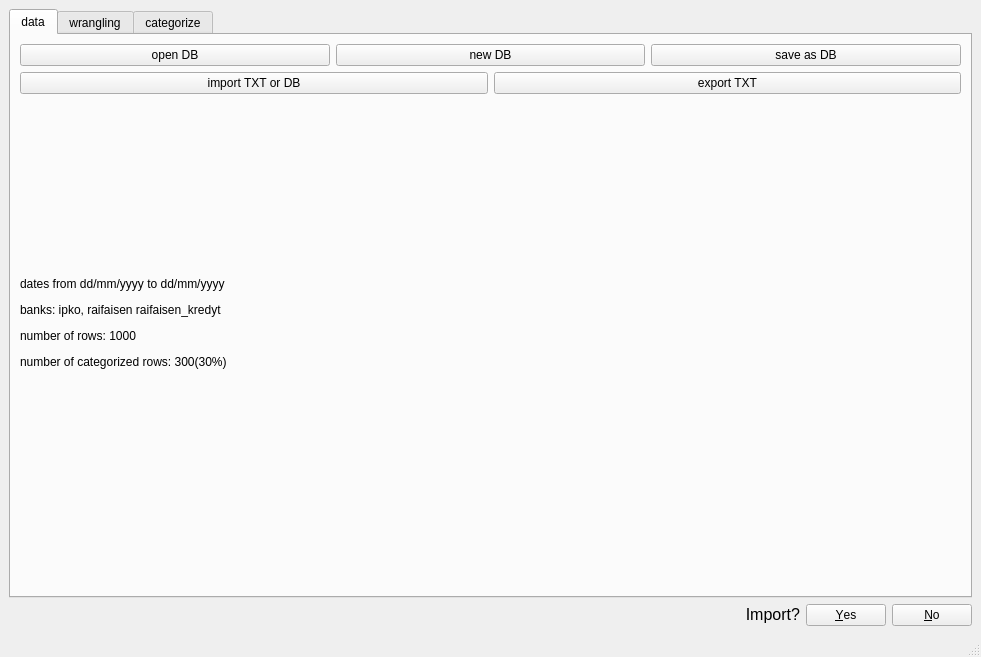
zielaskowski/banking, file qt_gui/main_window.ui: the form before one commit.
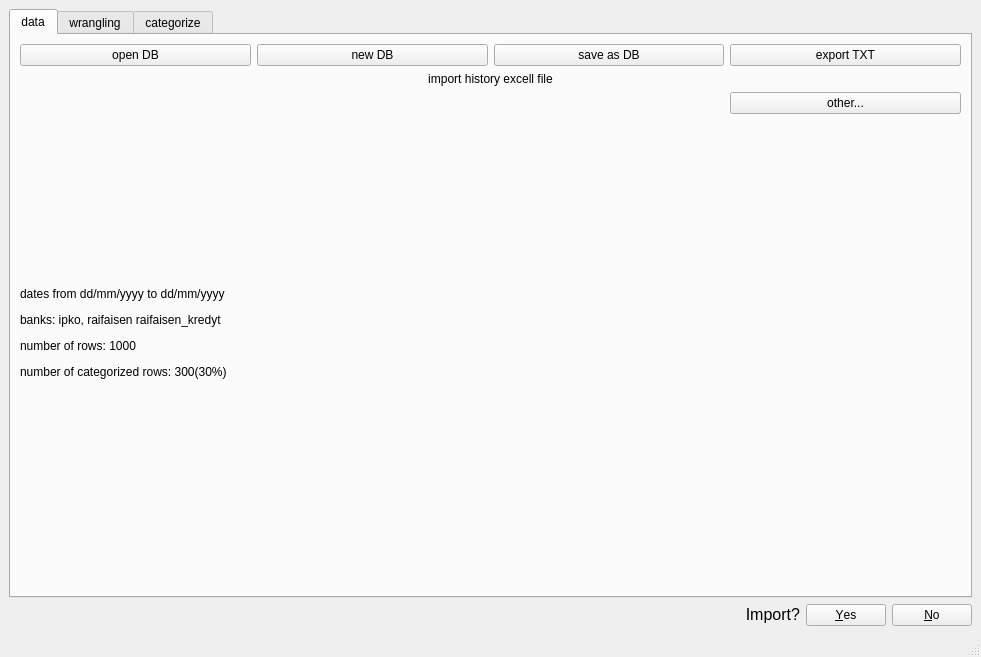
The form after the commit. Icons and pictures are not drawn.

What changed in the file:
```diff
--- a/qt_gui/main_window.ui
+++ b/qt_gui/main_window.ui
@@ -89,20 +89,6 @@
               </property>
              </widget>
             </item>
-           </layout>
-          </item>
-          <item>
-           <layout class="QHBoxLayout" name="horizontalLayout_2">
-            <item>
-             <widget class="QPushButton" name="imp_btn">
-              <property name="statusTip">
-               <string>import words from TXT file and append to active DB</string>
-              </property>
-              <property name="text">
-               <string>import TXT or DB</string>
-              </property>
-             </widget>
-            </item>
             <item>
              <widget class="QPushButton" name="export_btn">
               <property name="statusTip">
@@ -115,6 +101,87 @@
             </item>
            </layout>
           </item>
+          <item>
+           <widget class="QLabel" name="label">
+            <property name="text">
+             <string>&lt;html&gt;&lt;head/&gt;&lt;body&gt;&lt;p align=&quot;center&quot;&gt;import history excell file&lt;/p&gt;&lt;/body&gt;&lt;/html&gt;</string>
+            </property>
+           </widget>
+          </item>
+          <item>
+           <layout class="QHBoxLayout" name="horizontalLayout_2">
+            <item>
+             <widget class="QPushButton" name="impPKO_btn">
+              <property name="statusTip">
+               <string>import words from TXT file and append to active DB</string>
+              </property>
+              <property name="text">
+               <string/>
+              </property>
+              <property name="icon">
+               <iconset resource="res.qrc">
+                <normaloff>:/icons/resources/pkoBP.png</normaloff>:/icons/resources/pkoBP.png</iconset>
+              </property>
+              <property name="iconSize">
+               <size>
+                <width>60</width>
+                <height>60</height>
+               </size>
+              </property>
+              <property name="flat">
+               <bool>true</bool>
+              </property>
+             </widget>
+            </item>
+            <item>
+             <widget class="QPushButton" name="impBNP_btn">
+              <property name="text">
+               <string/>
+              </property>
+              <property name="icon">
+               <iconset resource="res.qrc">
+                <normaloff>:/icons/resources/paribas.png</normaloff>:/icons/resources/paribas.png</iconset>
+              </property>
+              <property name="iconSize">
+               <size>
+                <width>130</width>
+                <height>60</height>
+               </size>
+              </property>
+              <property name="flat">
+               <bool>true</bool>
+              </property>
+             </widget>
+            </item>
+            <item>
+             <widget class="QPushButton" name="impBNPkredyt_btn">
+              <property name="text">
+               <string/>
+              </property>
+              <property name="icon">
+               <iconset resource="res.qrc">
+                <normaloff>:/icons/resources/paribas_kredyt.png</normaloff>:/icons/resources/paribas_kredyt.png</iconset>
+              </property>
+              <property name="iconSize">
+               <size>
+                <width>130</width>
+                <height>60</height>
+               </size>
+              </property>
+              <property name="flat">
+               <bool>true</bool>
+              </property>
+             </widget>
+            </item>
+            <item>
+             <widget class="QPushButton" name="imp_other">
+              <property name="text">
+               <string>other...</string>
+              </property>
+             </widget>
+            </item>
+           </layout>
+          </item>
           <item>
            <widget class="QLabel" name="db_stat_txt">
             <property name="sizePolicy">
```
Left out of the diff: 26 changed lines with no effect on the pictures.
